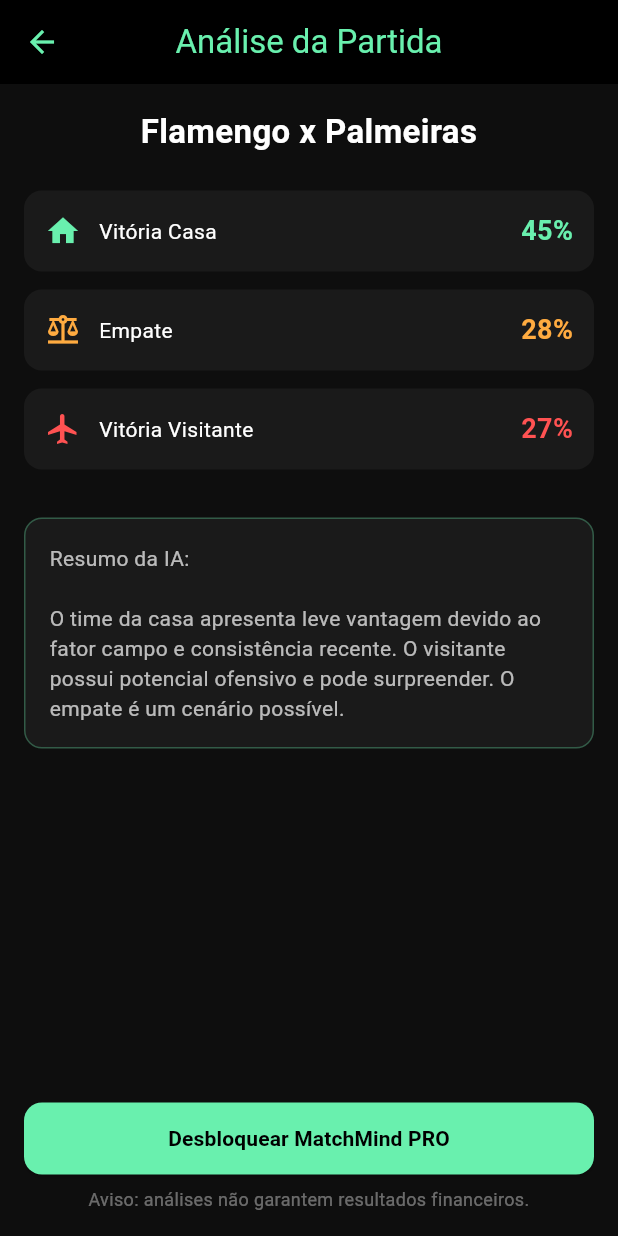
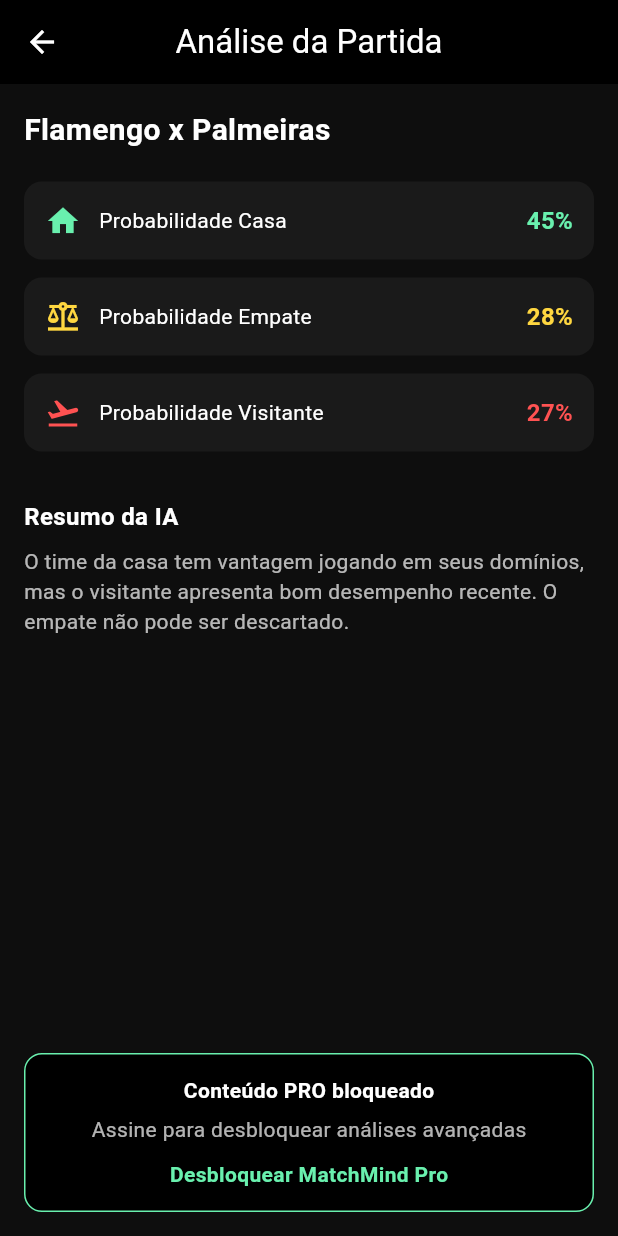
Before and after one commit to Franmateusatelie/matchmind, a Flutter app: the screen it shows after launch, after a tap on an icon or button, on a phone screen of 412 x 824 dp. Run offline on Flutter 3.47's test engine with Material 3 defaults, Android fonts, the phone set to English and light mode, and no system bars.

Commit message:
Tela de análise premium MatchMind

```diff
--- a/lib/screens/match_analysis_screen.dart
+++ b/lib/screens/match_analysis_screen.dart
@@ -13,93 +13,99 @@
         backgroundColor: Colors.black,
         title: const Text(
           'Análise da Partida',
-          style: TextStyle(color: Colors.greenAccent),
+          style: TextStyle(color: Colors.white),
         ),
+        iconTheme: const IconThemeData(color: Colors.white),
         centerTitle: true,
-        iconTheme: const IconThemeData(color: Colors.greenAccent),
       ),
       body: Padding(
         padding: const EdgeInsets.all(16),
         child: Column(
-          crossAxisAlignment: CrossAxisAlignment.stretch,
+          crossAxisAlignment: CrossAxisAlignment.start,
           children: [
-            // JOGO
+            // Jogo
             Text(
               match,
-              textAlign: TextAlign.center,
               style: const TextStyle(
+                fontSize: 20,
+                fontWeight: FontWeight.bold,
                 color: Colors.white,
-                fontSize: 22,
-                fontWeight: FontWeight.bold,
               ),
             ),
 
-            const SizedBox(height: 24),
+            const SizedBox(height: 20),
 
-            // PROBABILIDADES
-            _probabilityCard(
+            _probCard(
               icon: Icons.home,
-              label: 'Vitória Casa',
+              label: 'Probabilidade Casa',
               value: '45%',
               color: Colors.greenAccent,
             ),
-            _probabilityCard(
+            _probCard(
               icon: Icons.balance,
-              label: 'Empate',
+              label: 'Probabilidade Empate',
               value: '28%',
-              color: Colors.orangeAccent,
+              color: Colors.amberAccent,
             ),
-            _probabilityCard(
-              icon: Icons.flight,
-              label: 'Vitória Visitante',
+            _probCard(
+              icon: Icons.flight_takeoff,
+              label: 'Probabilidade Visitante',
               value: '27%',
               color: Colors.redAccent,
             ),
 
             const SizedBox(height: 20),
 
-            // RESUMO IA
-            Container(
-              padding: const EdgeInsets.all(16),
-              decoration: BoxDecoration(
-                color: const Color(0xFF1A1A1A),
-                borderRadius: BorderRadius.circular(12),
-                border: Border.all(color: Colors.greenAccent.withOpacity(0.3)),
+            const Text(
+              'Resumo da IA',
+              style: TextStyle(
+                color: Colors.white,
+                fontWeight: FontWeight.bold,
+                fontSize: 16,
               ),
-              child: const Text(
-                'Resumo da IA:\n\n'
-                'O time da casa apresenta leve vantagem devido ao fator '
-                'campo e consistência recente. O visitante possui potencial '
-                'ofensivo e pode surpreender. O empate é um cenário possível.',
-                style: TextStyle(color: Colors.white70, height: 1.4),
-              ),
+            ),
+            const SizedBox(height: 8),
+            const Text(
+              'O time da casa tem vantagem jogando em seus domínios, '
+              'mas o visitante apresenta bom desempenho recente. '
+              'O empate não pode ser descartado.',
+              style: TextStyle(color: Colors.white70),
             ),
 
             const Spacer(),
 
-            // BOTÃO PRO
-            ElevatedButton(
-              style: ElevatedButton.styleFrom(
-                backgroundColor: Colors.greenAccent,
-                foregroundColor: Colors.black,
-                padding: const EdgeInsets.symmetric(vertical: 14),
-                shape: RoundedRectangleBorder(
-                  borderRadius: BorderRadius.circular(12),
-                ),
+            Container(
+              width: double.infinity,
+              padding: const EdgeInsets.all(14),
+              decoration: BoxDecoration(
+                color: Colors.black,
+                borderRadius: BorderRadius.circular(12),
+                border: Border.all(color: Colors.greenAccent),
               ),
-              onPressed: () {},
-              child: const Text(
-                'Desbloquear MatchMind PRO',
-                style: TextStyle(fontWeight: FontWeight.bold),
+              child: Column(
+                children: const [
+                  Text(
+                    'Conteúdo PRO bloqueado',
+                    style: TextStyle(
+                      color: Colors.white,
+                      fontWeight: FontWeight.bold,
+                    ),
+                  ),
+                  SizedBox(height: 6),
+                  Text(
+                    'Assine para desbloquear análises avançadas',
+                    style: TextStyle(color: Colors.white70),
+                  ),
+                  SizedBox(height: 10),
+                  Text(
+                    'Desbloquear MatchMind Pro',
+                    style: TextStyle(
+                      color: Colors.greenAccent,
+                      fontWeight: FontWeight.bold,
+                    ),
+                  ),
+                ],
               ),
-            ),
-
-            const SizedBox(height: 8),
-
-            const Text(
-              'Aviso: análises não garantem resultados financeiros.',
-              textAlign: TextAlign.center,
-              style: TextStyle(color: Colors.white38, fontSize: 12),
             ),
           ],
         ),
@@ -107,7 +113,7 @@
     );
   }
 
-  Widget _probabilityCard({
+  Widget _probCard({
     required IconData icon,
     required String label,
     required String value,
@@ -134,8 +140,8 @@
             value,
             style: TextStyle(
               color: color,
-              fontSize: 18,
               fontWeight: FontWeight.bold,
+              fontSize: 16,
             ),
           ),
         ],
```
